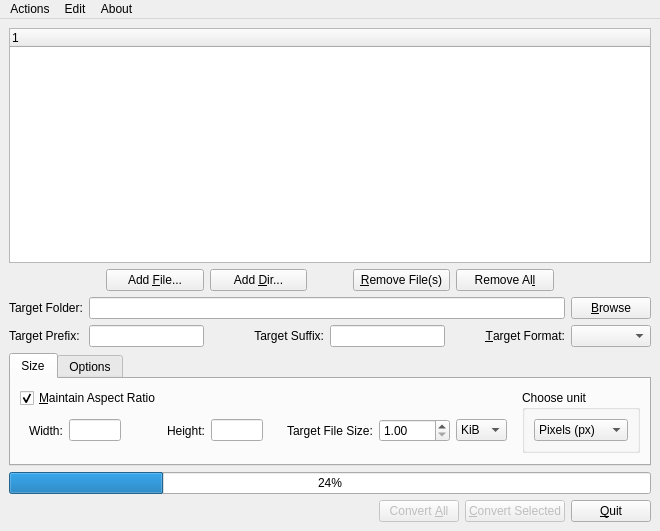
First picture: the form in dialogs/convertdialog.ui, repository marek629/SIR, before the edit.
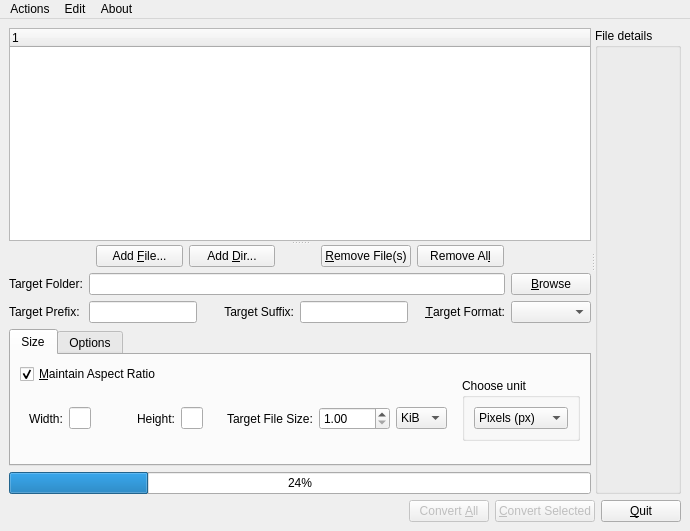
Second picture: the form after the edit. Icons and pictures are not drawn. Custom widgets are drawn as their Qt base class.

Commit message: GUI based on splitters

Patch:
```diff
--- a/dialogs/convertdialog.ui
+++ b/dialogs/convertdialog.ui
@@ -19,73 +19,25 @@
   </property>
   <widget class="QWidget" name="centralwidget">
    <layout class="QGridLayout" name="gridLayout">
-    <property name="margin">
-     <number>9</number>
-    </property>
-    <item row="4" column="0">
-     <widget class="QProgressBar" name="convertProgressBar">
-      <property name="value">
-       <number>24</number>
-      </property>
+    <item row="0" column="0">
+     <widget class="QSplitter" name="splitter_2">
       <property name="orientation">
        <enum>Qt::Horizontal</enum>
       </property>
-     </widget>
-    </item>
-    <item row="5" column="0">
-     <layout class="QHBoxLayout" name="horizontalLayout">
-      <item>
-       <spacer>
+      <widget class="QSplitter" name="splitter">
         <property name="orientation">
-         <enum>Qt::Horizontal</enum>
-        </property>
-        <property name="sizeType">
-         <enum>QSizePolicy::Expanding</enum>
-        </property>
-        <property name="sizeHint" stdset="0">
-         <size>
-          <width>91</width>
-          <height>20</height>
-         </size>
-        </property>
-       </spacer>
-      </item>
-      <item>
-       <widget class="QPushButton" name="convertButton">
-        <property name="enabled">
-         <bool>false</bool>
-        </property>
+        <enum>Qt::Vertical</enum>
+       </property>
+       <widget class="myQTreeWidget" name="filesTreeView">
+        <column>
         <property name="text">
-         <string>Convert &amp;All</string>
-        </property>
-        <property name="shortcut">
-         <string>Alt+A</string>
-        </property>
+          <string notr="true">1</string>
+         </property>
+        </column>
        </widget>
-      </item>
+       <widget class="QWidget" name="verticalLayoutWidget">
+        <layout class="QVBoxLayout" name="verticalLayout_3">
       <item>
-       <widget class="QPushButton" name="convertSelectedButton">
-        <property name="enabled">
-         <bool>false</bool>
-        </property>
-        <property name="text">
-         <string>&amp;Convert Selected</string>
-        </property>
-        <property name="shortcut">
-         <string>Alt+C</string>
-        </property>
-       </widget>
-      </item>
-      <item>
-       <widget class="QPushButton" name="quitButton">
-        <property name="text">
-         <string>&amp;Quit</string>
-        </property>
-       </widget>
-      </item>
-     </layout>
-    </item>
-    <item row="1" column="0">
      <layout class="QHBoxLayout" name="horizontalLayout_2">
       <item>
        <spacer name="horizontalSpacer_2">
@@ -213,7 +165,7 @@
       </item>
      </layout>
     </item>
-    <item row="2" column="0">
+         <item>
      <layout class="QGridLayout">
       <property name="margin">
        <number>0</number>
@@ -221,6 +173,16 @@
       <property name="spacing">
        <number>6</number>
       </property>
+           <item row="4" column="3">
+            <widget class="QLineEdit" name="destSuffixEdit">
+             <property name="sizePolicy">
+              <sizepolicy hsizetype="Preferred" vsizetype="Fixed">
+               <horstretch>0</horstretch>
+               <verstretch>0</verstretch>
+              </sizepolicy>
+             </property>
+            </widget>
+           </item>
       <item row="4" column="5">
        <widget class="QComboBox" name="targetFormatComboBox"/>
       </item>
@@ -305,31 +267,12 @@
         </property>
        </widget>
       </item>
-      <item row="4" column="3">
-       <widget class="QLineEdit" name="destSuffixEdit">
-        <property name="sizePolicy">
-         <sizepolicy hsizetype="Preferred" vsizetype="Fixed">
-          <horstretch>0</horstretch>
-          <verstretch>0</verstretch>
-         </sizepolicy>
-        </property>
-       </widget>
-      </item>
-     </layout>
-    </item>
-    <item row="0" column="0">
-     <widget class="myQTreeWidget" name="filesTreeView">
-      <column>
-       <property name="text">
-        <string notr="true">1</string>
-       </property>
-      </column>
-     </widget>
-    </item>
-    <item row="3" column="0">
+          </layout>
+         </item>
+         <item>
      <widget class="QTabWidget" name="tabWidget">
       <property name="sizePolicy">
-       <sizepolicy hsizetype="Expanding" vsizetype="Minimum">
+            <sizepolicy hsizetype="Expanding" vsizetype="Preferred">
         <horstretch>0</horstretch>
         <verstretch>0</verstretch>
        </sizepolicy>
@@ -633,6 +576,79 @@
        </layout>
       </widget>
      </widget>
+         </item>
+         <item>
+          <widget class="QProgressBar" name="convertProgressBar">
+           <property name="value">
+            <number>24</number>
+           </property>
+           <property name="orientation">
+            <enum>Qt::Horizontal</enum>
+           </property>
+          </widget>
+         </item>
+        </layout>
+       </widget>
+      </widget>
+      <widget class="QGroupBox" name="detailsGroupBox">
+       <property name="title">
+        <string>File details</string>
+       </property>
+      </widget>
+     </widget>
+    </item>
+    <item row="1" column="0">
+     <layout class="QHBoxLayout" name="horizontalLayout">
+      <item>
+       <spacer>
+        <property name="orientation">
+         <enum>Qt::Horizontal</enum>
+        </property>
+        <property name="sizeType">
+         <enum>QSizePolicy::Expanding</enum>
+        </property>
+        <property name="sizeHint" stdset="0">
+         <size>
+          <width>91</width>
+          <height>20</height>
+         </size>
+        </property>
+       </spacer>
+      </item>
+      <item>
+       <widget class="QPushButton" name="convertButton">
+        <property name="enabled">
+         <bool>false</bool>
+        </property>
+        <property name="text">
+         <string>Convert &amp;All</string>
+        </property>
+        <property name="shortcut">
+         <string>Alt+A</string>
+        </property>
+       </widget>
+      </item>
+      <item>
+       <widget class="QPushButton" name="convertSelectedButton">
+        <property name="enabled">
+         <bool>false</bool>
+        </property>
+        <property name="text">
+         <string>&amp;Convert Selected</string>
+        </property>
+        <property name="shortcut">
+         <string>Alt+C</string>
+        </property>
+       </widget>
+      </item>
+      <item>
+       <widget class="QPushButton" name="quitButton">
+        <property name="text">
+         <string>&amp;Quit</string>
+        </property>
+       </widget>
+      </item>
+     </layout>
     </item>
    </layout>
   </widget>
```
Lines whose indentation alone changed are shown as unchanged.
